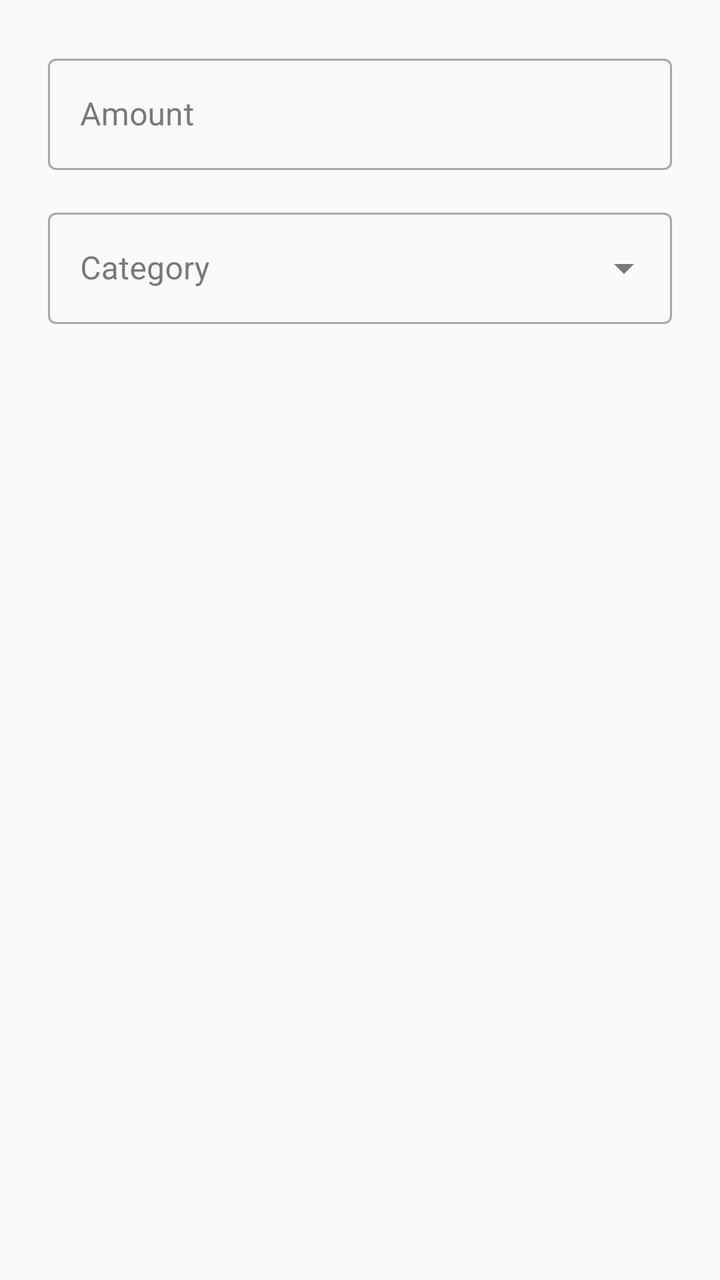
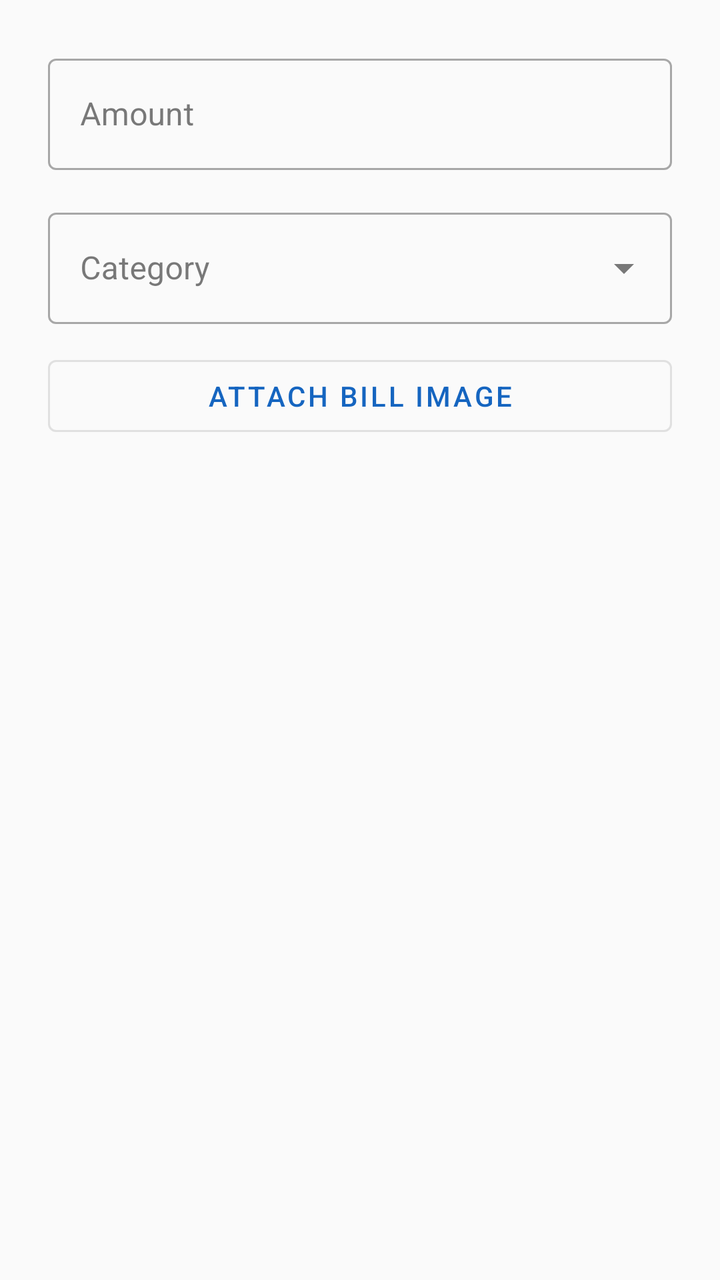

An Android layout rendered at two revisions. The XML below is the earlier revision; the diff shows what the commit changed to produce the second picture.
<!-- AndroidManifest.xml: application theme Theme.FieldTrack -->
<!-- res/layout/dialog_add_expense.xml -->
<?xml version="1.0" encoding="utf-8"?>
<LinearLayout xmlns:android="http://schemas.android.com/apk/res/android"
    android:layout_width="match_parent"
    android:layout_height="wrap_content"
    android:orientation="vertical"
    android:padding="24dp">

    <com.google.android.material.textfield.TextInputLayout
        style="@style/Widget.MaterialComponents.TextInputLayout.OutlinedBox"
        android:layout_width="match_parent"
        android:layout_height="wrap_content"
        android:hint="Amount"
        android:layout_marginBottom="16dp">

        <com.google.android.material.textfield.TextInputEditText
            android:id="@+id/et_amount"
            android:layout_width="match_parent"
            android:layout_height="wrap_content"
            android:inputType="numberDecimal" />

    </com.google.android.material.textfield.TextInputLayout>

    <com.google.android.material.textfield.TextInputLayout
        style="@style/Widget.MaterialComponents.TextInputLayout.OutlinedBox.ExposedDropdownMenu"
        android:layout_width="match_parent"
        android:layout_height="wrap_content"
        android:hint="Category">

        <AutoCompleteTextView
            android:id="@+id/actv_category"
            android:layout_width="match_parent"
            android:layout_height="wrap_content"
            android:inputType="none" />

    </com.google.android.material.textfield.TextInputLayout>

</LinearLayout>
<!-- resources referenced by this layout -->
<resources>
  <style name="Theme.FieldTrack" parent="Theme.MaterialComponents.Light.DarkActionBar">
          <item name="colorPrimary">@color/primary</item>
          <item name="colorPrimaryDark">@color/primary_dark</item>
          <item name="colorPrimaryVariant">@color/primary_variant</item>
          <item name="colorOnPrimary">@color/on_primary</item>
          <item name="colorSecondary">@color/secondary</item>
          <item name="colorSecondaryVariant">@color/secondary_variant</item>
          <item name="colorOnSecondary">@color/on_secondary</item>
          <item name="android:colorBackground">@color/background</item>
          <item name="colorOnBackground">@color/on_background</item>
          <item name="colorSurface">@color/surface</item>
          <item name="colorOnSurface">@color/on_surface</item>
          <item name="colorError">@color/error</item>
          <item name="colorOnError">@color/on_error</item>
          <item name="android:statusBarColor">@color/primary_dark</item>
      </style>
  <color name="primary">#1565C0</color>
  <color name="primary_dark">#0D47A1</color>
  <color name="primary_variant">#1976D2</color>
  <color name="on_primary">#FFFFFF</color>
  <color name="secondary">#00897B</color>
  <color name="secondary_variant">#00695C</color>
  <color name="on_secondary">#FFFFFF</color>
  <color name="background">#FAFAFA</color>
  <color name="on_background">#212121</color>
  <color name="surface">#FFFFFF</color>
  <color name="on_surface">#212121</color>
  <color name="error">#D32F2F</color>
  <color name="on_error">#FFFFFF</color>
</resources>

<!-- the commit's change to res/layout/dialog_add_expense.xml (unified diff, before → after) -->
@@ -34,4 +34,34 @@
 
     </com.google.android.material.textfield.TextInputLayout>
 
+    <com.google.android.material.button.MaterialButton
+        android:id="@+id/btn_attach_bill"
+        style="@style/Widget.MaterialComponents.Button.OutlinedButton"
+        android:layout_width="match_parent"
+        android:layout_height="wrap_content"
+        android:layout_marginTop="12dp"
+        android:text="Attach Bill Image"
+        android:drawableStart="@drawable/ic_camera"
+        android:drawablePadding="8dp" />
+
+    <ImageView
+        android:id="@+id/iv_bill_preview"
+        android:layout_width="match_parent"
+        android:layout_height="160dp"
+        android:layout_marginTop="8dp"
+        android:scaleType="centerCrop"
+        android:visibility="gone"
+        android:contentDescription="Bill preview"
+        android:background="@drawable/bg_image_placeholder" />
+
+    <TextView
+        android:id="@+id/tv_remove_bill"
+        android:layout_width="wrap_content"
+        android:layout_height="wrap_content"
+        android:layout_marginTop="4dp"
+        android:text="Remove image"
+        android:textColor="@color/status_rejected"
+        android:textSize="12sp"
+        android:visibility="gone" />
+
 </LinearLayout>
<!-- resource entries referenced after the edit -->
@@ -1,5 +1,29 @@
 <!-- resources referenced by this layout -->
 <resources>
+  <color name="status_rejected">#C62828</color>
+  <!-- drawable bg_image_placeholder (drawable) -->
+  <shape xmlns:android="http://schemas.android.com/apk/res/android"
+      android:shape="rectangle">
+      <corners android:radius="8dp" />
+      <stroke
+          android:width="1dp"
+          android:color="#E0E0E0" />
+      <solid android:color="#F5F5F5" />
+  </shape>
+  <!-- drawable ic_camera (drawable) -->
+  <vector xmlns:android="http://schemas.android.com/apk/res/android"
+      android:width="24dp"
+      android:height="24dp"
+      android:viewportWidth="24"
+      android:viewportHeight="24"
+      android:tint="?attr/colorControlNormal">
+      <path
+          android:fillColor="@android:color/white"
+          android:pathData="M12,12m-3.2,0a3.2,3.2 0,1 1,6.4 0a3.2,3.2 0,1 1,-6.4 0" />
+      <path
+          android:fillColor="@android:color/white"
+          android:pathData="M9,2L7.17,4H4c-1.1,0 -2,0.9 -2,2v12c0,1.1 0.9,2 2,2h16c1.1,0 2,-0.9 2,-2V6c0,-1.1 -0.9,-2 -2,-2h-3.17L15,2H9zm3,15c-2.76,0 -5,-2.24 -5,-5s2.24,-5 5,-5 5,2.24 5,5 -2.24,5 -5,5z" />
+  </vector>
   <style name="Theme.FieldTrack" parent="Theme.MaterialComponents.Light.DarkActionBar">
           <item name="colorPrimary">@color/primary</item>
           <item name="colorPrimaryDark">@color/primary_dark</item>
